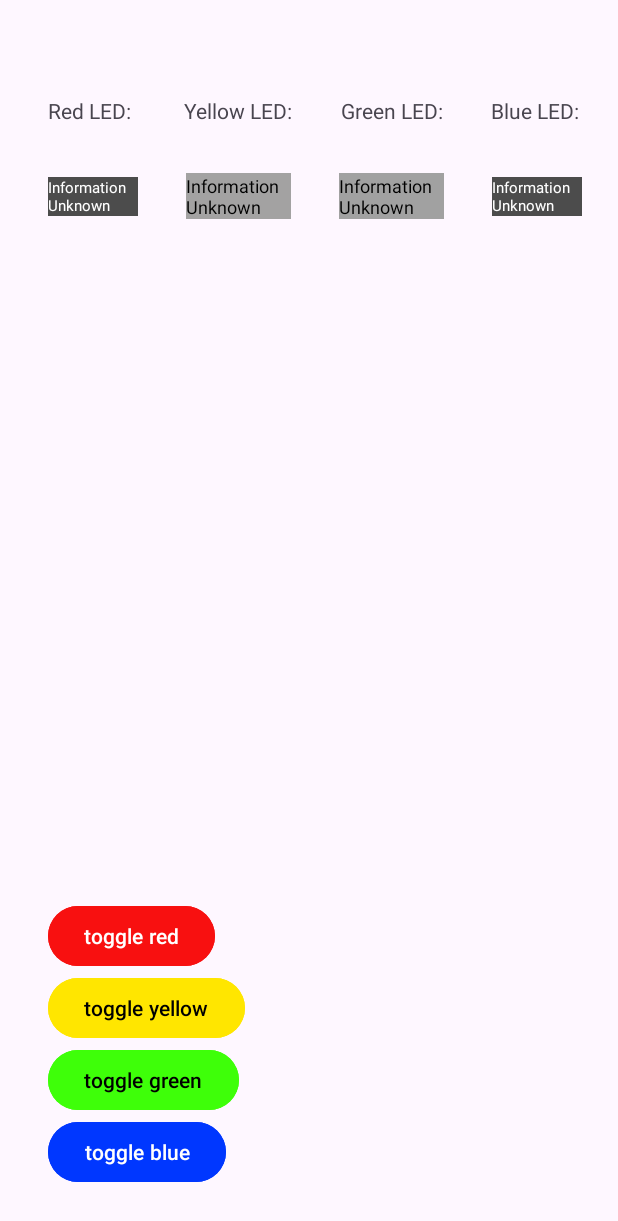
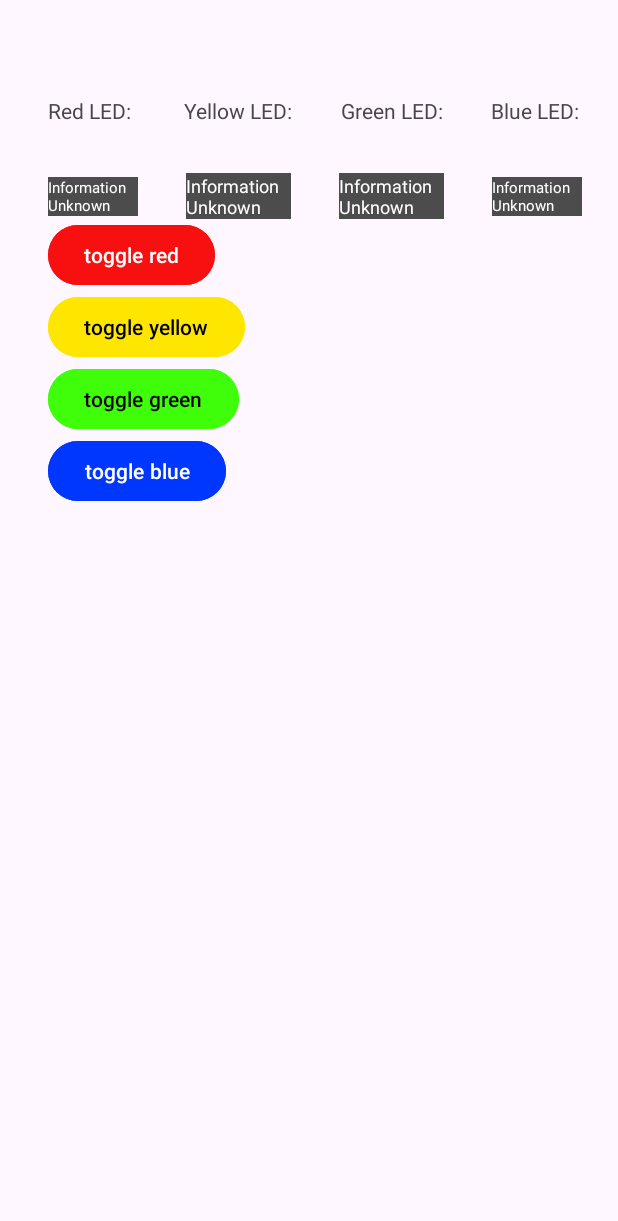
Before and after one commit to davidVeer/Android_Programming_ex, an Android app: the screen it shows after launch (MainActivity), on a phone screen of 412 x 824 dp. Shown: the top 1221 px of the screen. Run offline under Robolectric (Android 15) with nearby library versions, the phone set to English and light mode, and no system bars; 11 statements that could not run were skipped.

Commit message:
adding scrolling functionality

```diff
--- a/app/src/main/res/layout/activity_main.xml
+++ b/app/src/main/res/layout/activity_main.xml
@@ -8,14 +8,20 @@
     tools:context="com.example.AndroidProgrammeren.MainActivity"
     >
 
+    <ScrollView
+        android:layout_width="match_parent"
+        android:layout_height="match_parent">
+
+        <LinearLayout
+            android:layout_width="match_parent"
+            android:layout_height="wrap_content"
+            android:orientation="vertical" >
+
             <androidx.constraintlayout.widget.ConstraintLayout
                 android:id="@+id/indicatorConstraints"
-        android:layout_width="0dp"
+                android:layout_width="match_parent"
                 android:layout_height="wrap_content"
-        android:layout_marginTop="64dp"
-        app:layout_constraintEnd_toEndOf="parent"
-        app:layout_constraintStart_toStartOf="parent"
-        app:layout_constraintTop_toTopOf="parent">
+                android:layout_marginTop="64dp">
 
                 <TextView
                     android:id="@+id/Red_Led_indicator"
@@ -60,13 +66,77 @@
             </androidx.constraintlayout.widget.ConstraintLayout>
 
             <androidx.constraintlayout.widget.ConstraintLayout
-        android:id="@+id/buttonConstraints"
-        android:layout_width="0dp"
-        android:layout_height="200dp"
-        android:layout_marginBottom="32dp"
-        app:layout_constraintBottom_toBottomOf="parent"
+                android:id="@+id/informationConstraint"
+                android:layout_width="match_parent"
+                android:layout_height="wrap_content"
+                android:layout_marginTop="32dp"
+                android:layout_marginEnd="0dp"
+                android:layout_marginRight="411dp"
                 app:layout_constraintEnd_toEndOf="parent"
                 app:layout_constraintStart_toStartOf="parent">
+
+                <TextView
+                    android:id="@+id/redLedInformation"
+                    android:layout_width="60dp"
+                    android:layout_height="wrap_content"
+                    android:layout_marginStart="32dp"
+                    android:background="#4C4C4C"
+                    android:backgroundTint="#4C4C4C"
+                    android:text="Information Unknown"
+                    android:textColor="#FFFFFF"
+                    android:textSize="10sp"
+                    app:layout_constraintBottom_toBottomOf="parent"
+                    app:layout_constraintStart_toStartOf="parent"
+                    app:layout_constraintTop_toTopOf="parent" />
+
+                <TextView
+                    android:id="@+id/yellowLedInformation"
+                    android:layout_width="70dp"
+                    android:layout_height="wrap_content"
+                    android:layout_marginStart="32dp"
+                    android:background="#4C4C4C"
+                    android:backgroundTint="#4C4C4C"
+                    android:text="Information Unknown"
+                    android:textColor="#FFFFFF"
+                    android:textSize="12sp"
+                    app:layout_constraintBottom_toBottomOf="parent"
+                    app:layout_constraintStart_toEndOf="@+id/redLedInformation"
+                    app:layout_constraintTop_toTopOf="parent" />
+
+                <TextView
+                    android:id="@+id/greenLedInformation"
+                    android:layout_width="70dp"
+                    android:layout_height="wrap_content"
+                    android:layout_marginStart="32dp"
+                    android:background="#4C4C4C"
+                    android:backgroundTint="#4C4C4C"
+                    android:text="Information Unknown"
+                    android:textColor="#FFFFFF"
+                    android:textSize="12sp"
+                    app:layout_constraintBottom_toBottomOf="parent"
+                    app:layout_constraintStart_toEndOf="@+id/yellowLedInformation"
+                    app:layout_constraintTop_toTopOf="parent" />
+
+                <TextView
+                    android:id="@+id/blueLedInformation"
+                    android:layout_width="60dp"
+                    android:layout_height="wrap_content"
+                    android:layout_marginStart="32dp"
+                    android:background="#4C4C4C"
+                    android:backgroundTint="#4C4C4C"
+                    android:text="Information Unknown"
+                    android:textColor="#FFFFFF"
+                    android:textSize="10sp"
+                    app:layout_constraintBottom_toBottomOf="parent"
+                    app:layout_constraintStart_toEndOf="@+id/greenLedInformation"
+                    app:layout_constraintTop_toTopOf="parent" />
+            </androidx.constraintlayout.widget.ConstraintLayout>
+
+            <androidx.constraintlayout.widget.ConstraintLayout
+                android:id="@+id/buttonConstraints"
+                android:layout_width="match_parent"
+                android:layout_height="wrap_content"
+                android:layout_marginBottom="32dp">
 
                 <Button
                     android:id="@+id/redLedButton"
@@ -113,69 +183,7 @@
 
             </androidx.constraintlayout.widget.ConstraintLayout>
 
-    <androidx.constraintlayout.widget.ConstraintLayout
-        android:id="@+id/informationConstraint"
-        android:layout_width="0dp"
-        android:layout_height="wrap_content"
-        android:layout_marginTop="32dp"
-        app:layout_constraintEnd_toEndOf="parent"
-        app:layout_constraintStart_toStartOf="parent"
-        app:layout_constraintTop_toBottomOf="@+id/indicatorConstraints">
+        </LinearLayout>
+    </ScrollView>
 
-        <TextView
-            android:id="@+id/redLedInformation"
-            android:layout_width="60dp"
-            android:layout_height="wrap_content"
-            android:layout_marginStart="32dp"
-            android:background="#4C4C4C"
-            android:backgroundTint="#4C4C4C"
-            android:text="Information Unknown"
-            android:textColor="#FFFFFF"
-            android:textSize="10sp"
-            app:layout_constraintBottom_toBottomOf="parent"
-            app:layout_constraintStart_toStartOf="parent"
-            app:layout_constraintTop_toTopOf="parent" />
-
-        <TextView
-            android:id="@+id/yellowLedInformation"
-            android:layout_width="70dp"
-            android:layout_height="wrap_content"
-            android:layout_marginStart="32dp"
-            android:background="#4C4C4C"
-            android:backgroundTint="#A3A2A2"
-            android:text="Information Unknown"
-            android:textColor="#000000"
-            android:textSize="12sp"
-            app:layout_constraintBottom_toBottomOf="parent"
-            app:layout_constraintStart_toEndOf="@+id/redLedInformation"
-            app:layout_constraintTop_toTopOf="parent" />
-
-        <TextView
-            android:id="@+id/greenLedInformation"
-            android:layout_width="70dp"
-            android:layout_height="wrap_content"
-            android:layout_marginStart="32dp"
-            android:background="@color/white"
-            android:backgroundTint="#A1A1A1"
-            android:text="Information Unknown"
-            android:textColor="#000000"
-            android:textSize="12sp"
-            app:layout_constraintBottom_toBottomOf="parent"
-            app:layout_constraintStart_toEndOf="@+id/yellowLedInformation"
-            app:layout_constraintTop_toTopOf="parent" />
-
-        <TextView
-            android:id="@+id/blueLedInformation"
-            android:layout_width="60dp"
-            android:layout_height="wrap_content"
-            android:layout_marginStart="32dp"
-            android:background="#4C4C4C"
-            android:backgroundTint="#4C4C4C"
-            android:text="Information Unknown"
-            android:textColor="#FFFFFF"
-            android:textSize="10sp"
-            app:layout_constraintBottom_toBottomOf="parent"
-            app:layout_constraintStart_toEndOf="@+id/greenLedInformation"
-            app:layout_constraintTop_toTopOf="parent" />
 </androidx.constraintlayout.widget.ConstraintLayout>
-</androidx.constraintlayout.widget.ConstraintLayout>
```
Lines whose indentation alone changed are shown as unchanged.
